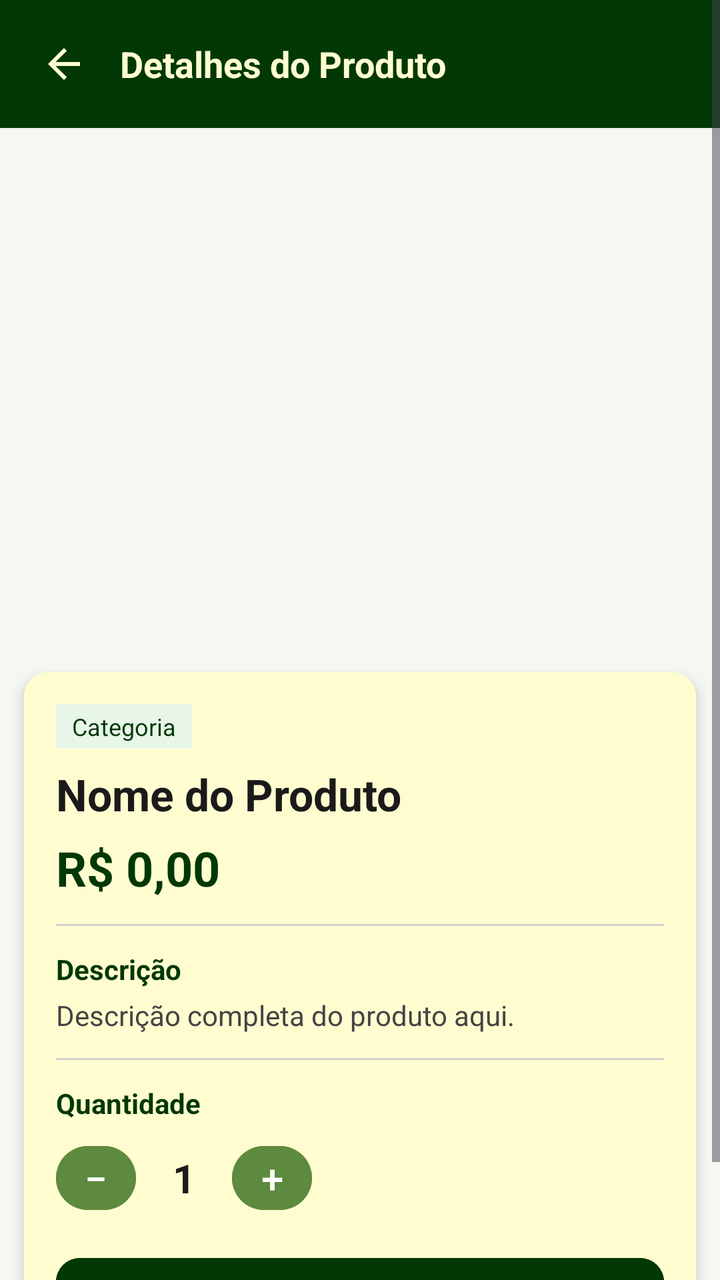
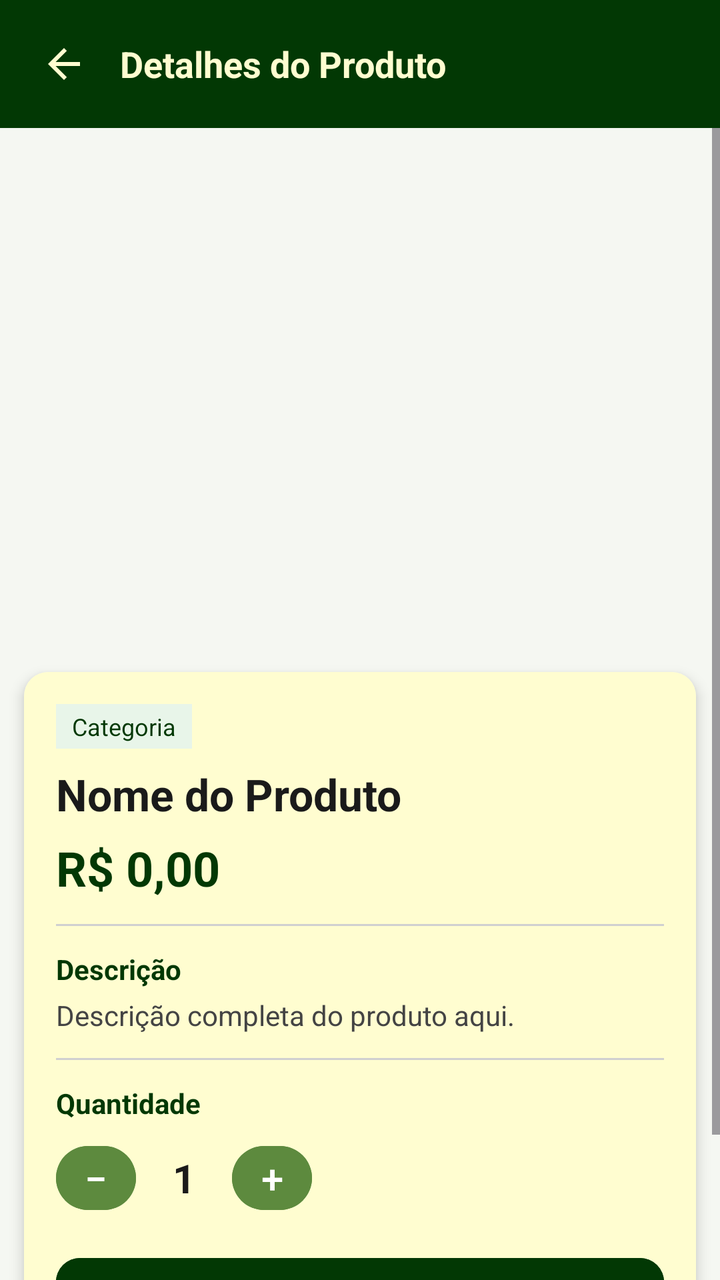

Compare the two renders of this Android layout. The source of the first and the diff that turns it into the second are given below.
<!-- AndroidManifest.xml: application theme Theme.AppLoginTest -->
<!-- res/layout/activity_produto_detalhe.xml -->
<?xml version="1.0" encoding="utf-8"?>
<ScrollView xmlns:android="http://schemas.android.com/apk/res/android"
    xmlns:app="http://schemas.android.com/apk/res-auto"
    android:layout_width="match_parent"
    android:layout_height="match_parent"
    android:background="#F5F7F2">

    <LinearLayout
        android:layout_width="match_parent"
        android:layout_height="wrap_content"
        android:orientation="vertical">

        
        <LinearLayout
            android:layout_width="match_parent"
            android:layout_height="wrap_content"
            android:background="#023804"
            android:orientation="horizontal"
            android:padding="12dp"
            android:gravity="center_vertical">

            <ImageButton
                android:id="@+id/btnVoltar"
                android:layout_width="40dp"
                android:layout_height="40dp"
                android:background="?attr/selectableItemBackgroundBorderless"
                android:src="@drawable/ic_seta_voltar"

                android:contentDescription="Voltar" />

            <TextView
                android:layout_width="0dp"
                android:layout_height="wrap_content"
                android:layout_weight="1"
                android:layout_marginStart="8dp"
                android:text="Detalhes do Produto"
                android:textColor="#FFFDD0"
                android:textSize="18sp"
                android:textStyle="bold" />

        </LinearLayout>

        
        <ImageView
            android:id="@+id/imgProdutoDetalhe"
            android:layout_width="match_parent"
            android:layout_height="260dp"
            android:src="@mipmap/ic_launcher"
            android:scaleType="centerCrop" />

        
        <androidx.cardview.widget.CardView
            android:layout_width="match_parent"
            android:layout_height="wrap_content"
            android:layout_margin="12dp"
            app:cardCornerRadius="12dp"
            app:cardElevation="4dp">

            <LinearLayout
                android:layout_width="match_parent"
                android:layout_height="wrap_content"
                android:orientation="vertical"
                android:padding="16dp"
                android:background="#FFFDD0">

                
                <TextView
                    android:id="@+id/tvDetalheCategoria"
                    android:layout_width="wrap_content"
                    android:layout_height="wrap_content"
                    android:background="#E8F5E9"
                    android:paddingStart="8dp"
                    android:paddingEnd="8dp"
                    android:paddingTop="3dp"
                    android:paddingBottom="3dp"
                    android:text="Categoria"
                    android:textColor="#023804"
                    android:textSize="12sp" />

                
                <TextView
                    android:id="@+id/tvDetalheNome"
                    android:layout_width="match_parent"
                    android:layout_height="wrap_content"
                    android:layout_marginTop="8dp"
                    android:text="Nome do Produto"
                    android:textColor="#1A1A1A"
                    android:textSize="22sp"
                    android:textStyle="bold" />

                
                <TextView
                    android:id="@+id/tvDetalhePreco"
                    android:layout_width="wrap_content"
                    android:layout_height="wrap_content"
                    android:layout_marginTop="6dp"
                    android:text="R$ 0,00"
                    android:textColor="#023804"
                    android:textSize="24sp"
                    android:textStyle="bold" />

                
                <View
                    android:layout_width="match_parent"
                    android:layout_height="1dp"
                    android:layout_marginTop="12dp"
                    android:layout_marginBottom="12dp"
                    android:background="#D0D0D0" />

                
                <TextView
                    android:layout_width="wrap_content"
                    android:layout_height="wrap_content"
                    android:text="Descrição"
                    android:textColor="#023804"
                    android:textSize="14sp"
                    android:textStyle="bold" />

                <TextView
                    android:id="@+id/tvDetalheDescricao"
                    android:layout_width="match_parent"
                    android:layout_height="wrap_content"
                    android:layout_marginTop="4dp"
                    android:text="Descrição completa do produto aqui."
                    android:textColor="#444444"
                    android:textSize="14sp"
                    android:lineSpacingExtra="4dp" />

                
                <View
                    android:layout_width="match_parent"
                    android:layout_height="1dp"
                    android:layout_marginTop="12dp"
                    android:layout_marginBottom="12dp"
                    android:background="#D0D0D0" />

                
                <TextView
                    android:layout_width="wrap_content"
                    android:layout_height="wrap_content"
                    android:text="Quantidade"
                    android:textColor="#023804"
                    android:textSize="14sp"
                    android:textStyle="bold" />

                <LinearLayout
                    android:layout_width="wrap_content"
                    android:layout_height="wrap_content"
                    android:layout_marginTop="8dp"
                    android:orientation="horizontal"
                    android:gravity="center_vertical">

                    <Button
                        android:id="@+id/btnMenos"
                        android:layout_width="40dp"
                        android:layout_height="40dp"
                        android:text="−"
                        android:textSize="20sp"
                        android:backgroundTint="#5D8A3E"
                        android:textColor="#FFFFFF"
                        android:padding="0dp"
                        app:cornerRadius="20dp" />

                    <TextView
                        android:id="@+id/tvQuantidade"
                        android:layout_width="48dp"
                        android:layout_height="wrap_content"
                        android:text="1"
                        android:textSize="20sp"
                        android:textStyle="bold"
                        android:textColor="#1A1A1A"
                        android:gravity="center" />

                    <Button
                        android:id="@+id/btnMais"
                        android:layout_width="40dp"
                        android:layout_height="40dp"
                        android:text="+"
                        android:textSize="20sp"
                        android:backgroundTint="#5D8A3E"
                        android:textColor="#FFFFFF"
                        android:padding="0dp"
                        app:cornerRadius="20dp" />

                </LinearLayout>

                
                <Button
                    android:id="@+id/btnAdicionarCarrinho"
                    android:layout_width="match_parent"
                    android:layout_height="52dp"
                    android:layout_marginTop="16dp"
                    android:backgroundTint="#023804"
                    android:text="Adicionar ao Carrinho"
                    android:textColor="#FFFDD0"
                    android:textSize="16sp"
                    android:textStyle="bold"
                    app:cornerRadius="12dp" />

            </LinearLayout>
        </androidx.cardview.widget.CardView>

    </LinearLayout>
</ScrollView>
<!-- resources referenced by this layout -->
<resources>
  <!-- drawable ic_seta_voltar (drawable) -->
  <vector xmlns:android="http://schemas.android.com/apk/res/android"
      android:width="24dp"
      android:height="24dp"
      android:viewportWidth="24"
      android:viewportHeight="24">
      <path
          android:fillColor="#FFFDD0"
          android:pathData="M20,11H7.83l5.59,-5.59L12,4l-8,8 8,8 1.41,-1.41L7.83,13H20v-2z"/>
  </vector>
  <!-- mipmap ic_launcher (mipmap-anydpi-v26) -->
  <?xml version="1.0" encoding="utf-8"?>
  <adaptive-icon xmlns:android="http://schemas.android.com/apk/res/android">
      <background android:drawable="@drawable/ic_launcher_background"/>
      <foreground android:drawable="@mipmap/ic_launcher_foreground"/>
  </adaptive-icon>
  <style name="Theme.AppLoginTest" parent="Base.Theme.AppLoginTest" />
  <!-- drawable ic_launcher_background: vector/xml drawable (drawable, 4866 chars, omitted) -->
  <style name="Base.Theme.AppLoginTest" parent="Theme.Material3.DayNight.NoActionBar">
          
          
      </style>
</resources>

<!-- the commit's change to res/layout/activity_produto_detalhe.xml (unified diff, before → after) -->
@@ -1,204 +1,212 @@
 <?xml version="1.0" encoding="utf-8"?>
-<ScrollView xmlns:android="http://schemas.android.com/apk/res/android"
+<LinearLayout xmlns:android="http://schemas.android.com/apk/res/android"
     xmlns:app="http://schemas.android.com/apk/res-auto"
     android:layout_width="match_parent"
     android:layout_height="match_parent"
-    android:background="#F5F7F2">
-
+    android:orientation="vertical"
+    android:background="#F5F7F2"
+    android:fitsSystemWindows="true">
+
+    
     <LinearLayout
         android:layout_width="match_parent"
         android:layout_height="wrap_content"
-        android:orientation="vertical">
-
-        
+        android:background="#023804"
+        android:orientation="horizontal"
+        android:padding="12dp"
+        android:gravity="center_vertical">
+
+        <ImageButton
+            android:id="@+id/btnVoltar"
+            android:layout_width="40dp"
+            android:layout_height="40dp"
+            android:background="?attr/selectableItemBackgroundBorderless"
+            android:src="@drawable/ic_seta_voltar"
+            android:contentDescription="Voltar" />
+
+        <TextView
+            android:layout_width="0dp"
+            android:layout_height="wrap_content"
+            android:layout_weight="1"
+            android:layout_marginStart="8dp"
+            android:text="Detalhes do Produto"
+            android:textColor="#FFFDD0"
+            android:textSize="18sp"
+            android:textStyle="bold" />
+    </LinearLayout>
+
+    
+    <ScrollView
+        android:layout_width="match_parent"
+        android:layout_height="0dp"
+        android:layout_weight="1"
+        android:paddingBottom="16dp"
+        android:clipToPadding="false">
+
         <LinearLayout
             android:layout_width="match_parent"
             android:layout_height="wrap_content"
-            android:background="#023804"
-            android:orientation="horizontal"
-            android:padding="12dp"
-            android:gravity="center_vertical">
-
-            <ImageButton
-                android:id="@+id/btnVoltar"
-                android:layout_width="40dp"
-                android:layout_height="40dp"
-                android:background="?attr/selectableItemBackgroundBorderless"
-                android:src="@drawable/ic_seta_voltar"
-
-                android:contentDescription="Voltar" />
-
-            <TextView
-                android:layout_width="0dp"
-                android:layout_height="wrap_content"
-                android:layout_weight="1"
-                android:layout_marginStart="8dp"
-                android:text="Detalhes do Produto"
-                android:textColor="#FFFDD0"
-                android:textSize="18sp"
-                android:textStyle="bold" />
-
-        </LinearLayout>
-
-        
-        <ImageView
-            android:id="@+id/imgProdutoDetalhe"
-            android:layout_width="match_parent"
-            android:layout_height="260dp"
-            android:src="@mipmap/ic_launcher"
-            android:scaleType="centerCrop" />
-
-        
-        <androidx.cardview.widget.CardView
-            android:layout_width="match_parent"
-            android:layout_height="wrap_content"
-            android:layout_margin="12dp"
-            app:cardCornerRadius="12dp"
-            app:cardElevation="4dp">
-
-            <LinearLayout
+            android:orientation="vertical">
+
+            
+            <ImageView
+                android:id="@+id/imgProdutoDetalhe"
+                android:layout_width="match_parent"
+                android:layout_height="260dp"
+                android:src="@mipmap/ic_launcher"
+                android:scaleType="centerCrop" />
+
+            
+            <androidx.cardview.widget.CardView
                 android:layout_width="match_parent"
                 android:layout_height="wrap_content"
-                android:orientation="vertical"
-                android:padding="16dp"
-                android:background="#FFFDD0">
-
-                
-                <TextView
-                    android:id="@+id/tvDetalheCategoria"
-                    android:layout_width="wrap_content"
-                    android:layout_height="wrap_content"
-                    android:background="#E8F5E9"
-                    android:paddingStart="8dp"
-                    android:paddingEnd="8dp"
-                    android:paddingTop="3dp"
-                    android:paddingBottom="3dp"
-                    android:text="Categoria"
-                    android:textColor="#023804"
-                    android:textSize="12sp" />
-
-                
-                <TextView
-                    android:id="@+id/tvDetalheNome"
+                android:layout_margin="12dp"
+                app:cardCornerRadius="12dp"
+                app:cardElevation="4dp">
+
+                <LinearLayout
                     android:layout_width="match_parent"
                     android:layout_height="wrap_content"
-                    android:layout_marginTop="8dp"
-                    android:text="Nome do Produto"
-                    android:textColor="#1A1A1A"
-                    android:textSize="22sp"
-                    android:textStyle="bold" />
-
-                
-                <TextView
-                    android:id="@+id/tvDetalhePreco"
-                    android:layout_width="wrap_content"
-                    android:layout_height="wrap_content"
-                    android:layout_marginTop="6dp"
-                    android:text="R$ 0,00"
-                    android:textColor="#023804"
-                    android:textSize="24sp"
-                    android:textStyle="bold" />
-
-                
-                <View
-                    android:layout_width="match_parent"
-                    android:layout_height="1dp"
-                    android:layout_marginTop="12dp"
-                    android:layout_marginBottom="12dp"
-                    android:background="#D0D0D0" />
-
-                
-                <TextView
-                    android:layout_width="wrap_content"
-                    android:layout_height="wrap_content"
-                    android:text="Descrição"
-                    android:textColor="#023804"
-                    android:textSize="14sp"
-                    android:textStyle="bold" />
-
-                <TextView
-                    android:id="@+id/tvDetalheDescricao"
-                    android:layout_width="match_parent"
-                    android:layout_height="wrap_content"
-                    android:layout_marginTop="4dp"
-                    android:text="Descrição completa do produto aqui."
-                    android:textColor="#444444"
-                    android:textSize="14sp"
-                    android:lineSpacingExtra="4dp" />
-
-                
-                <View
-                    android:layout_width="match_parent"
-                    android:layout_height="1dp"
-                    android:layout_marginTop="12dp"
-                    android:layout_marginBottom="12dp"
-                    android:background="#D0D0D0" />
-
-                
-                <TextView
-                    android:layout_width="wrap_content"
-                    android:layout_height="wrap_content"
-                    android:text="Quantidade"
-                    android:textColor="#023804"
-                    android:textSize="14sp"
-                    android:textStyle="bold" />
-
-                <LinearLayout
-                    android:layout_width="wrap_content"
-                    android:layout_height="wrap_content"
-                    android:layout_marginTop="8dp"
-                    android:orientation="horizontal"
-                    android:gravity="center_vertical">
-
+                    android:orientation="vertical"
+                    android:padding="16dp"
+                    android:background="#FFFDD0">
+
+                    
+                    <TextView
+                        android:id="@+id/tvDetalheCategoria"
+                        android:layout_width="wrap_content"
+                        android:layout_height="wrap_content"
+                        android:background="#E8F5E9"
+                        android:paddingStart="8dp"
+                        android:paddingEnd="8dp"
+                        android:paddingTop="3dp"
+                        android:paddingBottom="3dp"
+                        android:text="Categoria"
+                        android:textColor="#023804"
+                        android:textSize="12sp" />
+
+                    
+                    <TextView
+                        android:id="@+id/tvDetalheNome"
+                        android:layout_width="match_parent"
+                        android:layout_height="wrap_content"
+                        android:layout_marginTop="8dp"
+                        android:text="Nome do Produto"
+                        android:textColor="#1A1A1A"
+                        android:textSize="22sp"
+                        android:textStyle="bold" />
+
+                    
+                    <TextView
+                        android:id="@+id/tvDetalhePreco"
+                        android:layout_width="wrap_content"
+                        android:layout_height="wrap_content"
+                        android:layout_marginTop="6dp"
+                        android:text="R$ 0,00"
+                        android:textColor="#023804"
+                        android:textSize="24sp"
+                        android:textStyle="bold" />
+
+                    <View
+                        android:layout_width="match_parent"
+                        android:layout_height="1dp"
+                        android:layout_marginTop="12dp"
+                        android:layout_marginBottom="12dp"
+                        android:background="#D0D0D0" />
+
+                    
+                    <TextView
+                        android:layout_width="wrap_content"
+                        android:layout_height="wrap_content"
+                        android:text="Descrição"
+                        android:textColor="#023804"
+                        android:textSize="14sp"
+                        android:textStyle="bold" />
+
+                    <TextView
+                        android:id="@+id/tvDetalheDescricao"
+                        android:layout_width="match_parent"
+                        android:layout_height="wrap_content"
+                        android:layout_marginTop="4dp"
+                        android:text="Descrição completa do produto aqui."
+                        android:textColor="#444444"
+                        android:textSize="14sp"
+                        android:lineSpacingExtra="4dp" />
+
+                    <View
+                        android:layout_width="match_parent"
+                        android:layout_height="1dp"
+                        android:layout_marginTop="12dp"
+                        android:layout_marginBottom="12dp"
+                        android:background="#D0D0D0" />
+
+                    
+                    <TextView
+                        android:layout_width="wrap_content"
+                        android:layout_height="wrap_content"
+                        android:text="Quantidade"
+                        android:textColor="#023804"
+                        android:textSize="14sp"
+                        android:textStyle="bold" />
+
+                    <LinearLayout
+                        android:layout_width="wrap_content"
+                        android:layout_height="wrap_content"
+                        android:layout_marginTop="8dp"
+                        android:orientation="horizontal"
+                        android:gravity="center_vertical">
+
+                        <Button
+                            android:id="@+id/btnMenos"
+                            android:layout_width="40dp"
+                            android:layout_height="40dp"
+                            android:text="−"
+                            android:textSize="20sp"
+                            android:backgroundTint="#5D8A3E"
+                            android:textColor="#FFFFFF"
+                            android:padding="0dp"
+                            app:cornerRadius="20dp" />
+
+                        <TextView
+                            android:id="@+id/tvQuantidade"
+                            android:layout_width="48dp"
+                            android:layout_height="wrap_content"
+                            android:text="1"
+                            android:textSize="20sp"
+                            android:textStyle="bold"
+                            android:textColor="#1A1A1A"
+                            android:gravity="center" />
+
+                        <Button
+                            android:id="@+id/btnMais"
+                            android:layout_width="40dp"
+                            android:layout_height="40dp"
+                            android:text="+"
+                            android:textSize="20sp"
+                            android:backgroundTint="#5D8A3E"
+                            android:textColor="#FFFFFF"
+                            android:padding="0dp"
+                            app:cornerRadius="20dp" />
+
+                    </LinearLayout>
+
+                    
                     <Button
-                        android:id="@+id/btnMenos"
-                        android:layout_width="40dp"
-                        android:layout_height="40dp"
-                        android:text="−"
-                        android:textSize="20sp"
-                        android:backgroundTint="#5D8A3E"
-                        android:textColor="#FFFFFF"
-                        android:padding="0dp"
-                        app:cornerRadius="20dp" />
-
-                    <TextView
-                        android:id="@+id/tvQuantidade"
-                        android:layout_width="48dp"
-                        android:layout_height="wrap_content"
-                        android:text="1"
-                        android:textSize="20sp"
+                        android:id="@+id/btnAdicionarCarrinho"
+                        android:layout_width="match_parent"
+                        android:layout_height="52dp"
+                        android:layout_marginTop="16dp"
+                        android:backgroundTint="#023804"
+                        android:text="Adicionar ao Carrinho"
+                        android:textColor="#FFFDD0"
+                        android:textSize="16sp"
                         android:textStyle="bold"
-                        android:textColor="#1A1A1A"
-                        android:gravity="center" />
-
-                    <Button
-                        android:id="@+id/btnMais"
-                        android:layout_width="40dp"
-                        android:layout_height="40dp"
-                        android:text="+"
-                        android:textSize="20sp"
-                        android:backgroundTint="#5D8A3E"
-                        android:textColor="#FFFFFF"
-                        android:padding="0dp"
-                        app:cornerRadius="20dp" />
+                        app:cornerRadius="12dp" />
 
                 </LinearLayout>
-
-                
-                <Button
-                    android:id="@+id/btnAdicionarCarrinho"
-                    android:layout_width="match_parent"
-                    android:layout_height="52dp"
-                    android:layout_marginTop="16dp"
-                    android:backgroundTint="#023804"
-                    android:text="Adicionar ao Carrinho"
-                    android:textColor="#FFFDD0"
-                    android:textSize="16sp"
-                    android:textStyle="bold"
-                    app:cornerRadius="12dp" />
-
-            </LinearLayout>
-        </androidx.cardview.widget.CardView>
-
-    </LinearLayout>
-</ScrollView>
+            </androidx.cardview.widget.CardView>
+
+        </LinearLayout>
+    </ScrollView>
+
+</LinearLayout>
